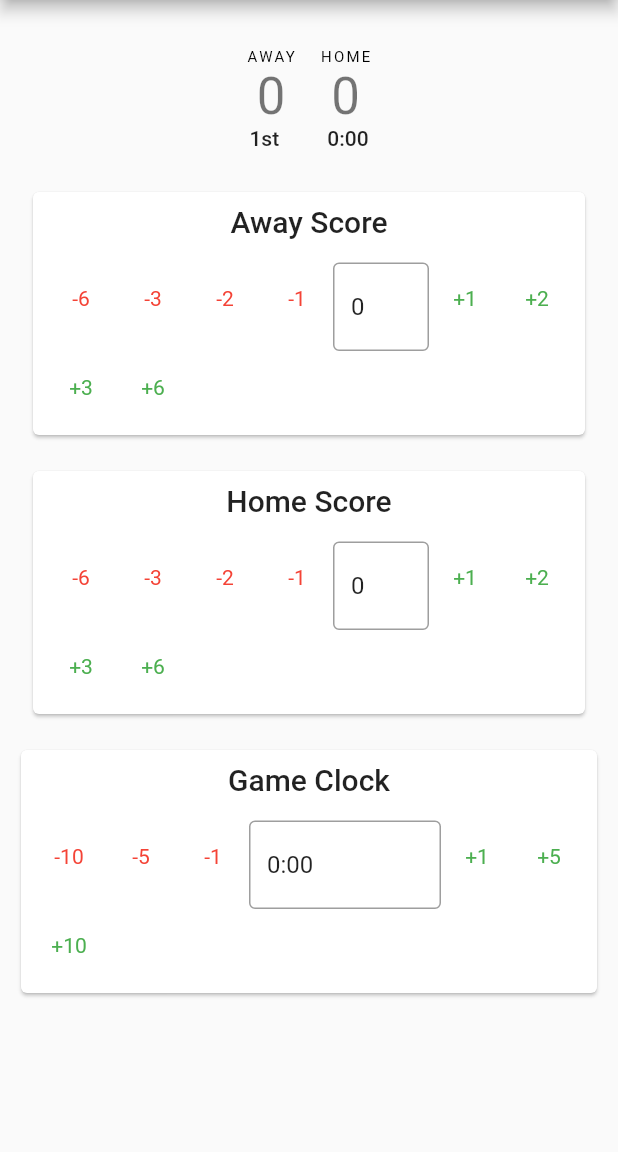
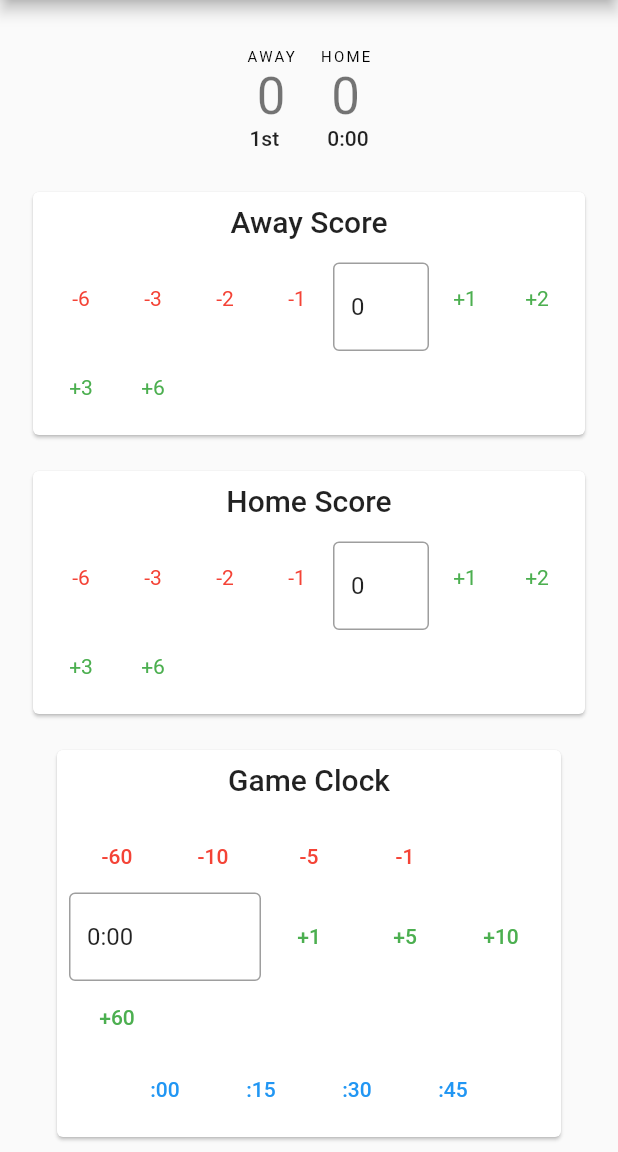
Before and after one commit to bleonard252/obs-scorer-client, a Flutter app: the HomeView screen opened directly, on a phone screen of 412 x 824 dp, the part 84-1236 px from its top. Run offline on Flutter 3.47's test engine with Material 2 defaults, Android fonts, the phone set to English and light mode, and no system bars; our stand-ins replace flutter_riverpod, flutter_settings_screens, freezed_annotation, hive, loggy; missing offline and left inert: obs_websocket; accounts and stored records are empty.

Commit message:
can now snap the clock to 15 second intervals
Signed-off-by: Blake <blake@1024256.xyz>

```diff
--- a/lib/views/widgets/clock.dart
+++ b/lib/views/widgets/clock.dart
@@ -22,10 +22,14 @@ class ClockEditorCard extends ConsumerWidget {
             children: [
               Text("Game Clock", style: Theme.of(context).textTheme.headline6),
               const SizedBox(height: 16),
-              Wrap(children: [
-                IconButton(onPressed: () => modSeconds(ref, -10), icon: const Text("-10", style: TextStyle(color: Colors.red))),
-                IconButton(onPressed: () => modSeconds(ref, -5), icon: const Text("-5", style: TextStyle(color: Colors.red))),
-                IconButton(onPressed: () => modSeconds(ref, -1), icon: const Text("-1", style: TextStyle(color: Colors.red))),
+              Wrap(
+                crossAxisAlignment: WrapCrossAlignment.center,
+                children: [
+                  // style: TextButton.styleFrom(foregroundColor: Colors.green),
+                  TextButton(onPressed: () => modSeconds(ref, -60), style: TextButton.styleFrom(foregroundColor: Colors.red), child: const Text("-60")),
+                  TextButton(onPressed: () => modSeconds(ref, -10), style: TextButton.styleFrom(foregroundColor: Colors.red), child: const Text("-10")),
+                  TextButton(onPressed: () => modSeconds(ref, -5), style: TextButton.styleFrom(foregroundColor: Colors.red), child: const Text("-5")),
+                  TextButton(onPressed: () => modSeconds(ref, -1), style: TextButton.styleFrom(foregroundColor: Colors.red), child: const Text("-1")),
                   SizedBox(
                     width: 128,
                     child: TextField(
@@ -55,10 +59,21 @@ class ClockEditorCard extends ConsumerWidget {
                       controller: TextEditingController(text: clock.toString()),
                     ),
                   ),
-                IconButton(onPressed: () => modSeconds(ref, 1), icon: const Text("+1", style: TextStyle(color: Colors.green))),
-                IconButton(onPressed: () => modSeconds(ref, 5), icon: const Text("+5", style: TextStyle(color: Colors.green))),
-                IconButton(onPressed: () => modSeconds(ref, 10), icon: const Text("+10", style: TextStyle(color: Colors.green))),
-              ]),
+                  TextButton(onPressed: () => modSeconds(ref, 1), style: TextButton.styleFrom(foregroundColor: Colors.green), child: const Text("+1")),
+                  TextButton(onPressed: () => modSeconds(ref, 5), style: TextButton.styleFrom(foregroundColor: Colors.green), child: const Text("+5")),
+                  TextButton(onPressed: () => modSeconds(ref, 10), style: TextButton.styleFrom(foregroundColor: Colors.green), child: const Text("+10")),
+                  TextButton(onPressed: () => modSeconds(ref, 60), style: TextButton.styleFrom(foregroundColor: Colors.green), child: const Text("+60")),
+                ]
+              ),
+              Wrap(
+                children: [
+                  TextButton(onPressed: () => setClock(ref, GameClockState(clock.minutes, 0).toSeconds()), style: TextButton.styleFrom(foregroundColor: Colors.blue), child: const Text(":00")),
+                  TextButton(onPressed: () => setClock(ref, GameClockState(clock.minutes, 15).toSeconds()), style: TextButton.styleFrom(foregroundColor: Colors.blue), child: const Text(":15")),
+                  TextButton(onPressed: () => setClock(ref, GameClockState(clock.minutes, 30).toSeconds()), style: TextButton.styleFrom(foregroundColor: Colors.blue), child: const Text(":30")),
+                  TextButton(onPressed: () => setClock(ref, GameClockState(clock.minutes, 45).toSeconds()), style: TextButton.styleFrom(foregroundColor: Colors.blue), child: const Text(":45")),
+                ],
+              ),
+
             ],
           ),
         )
```
Lines whose indentation alone changed are shown as unchanged.
